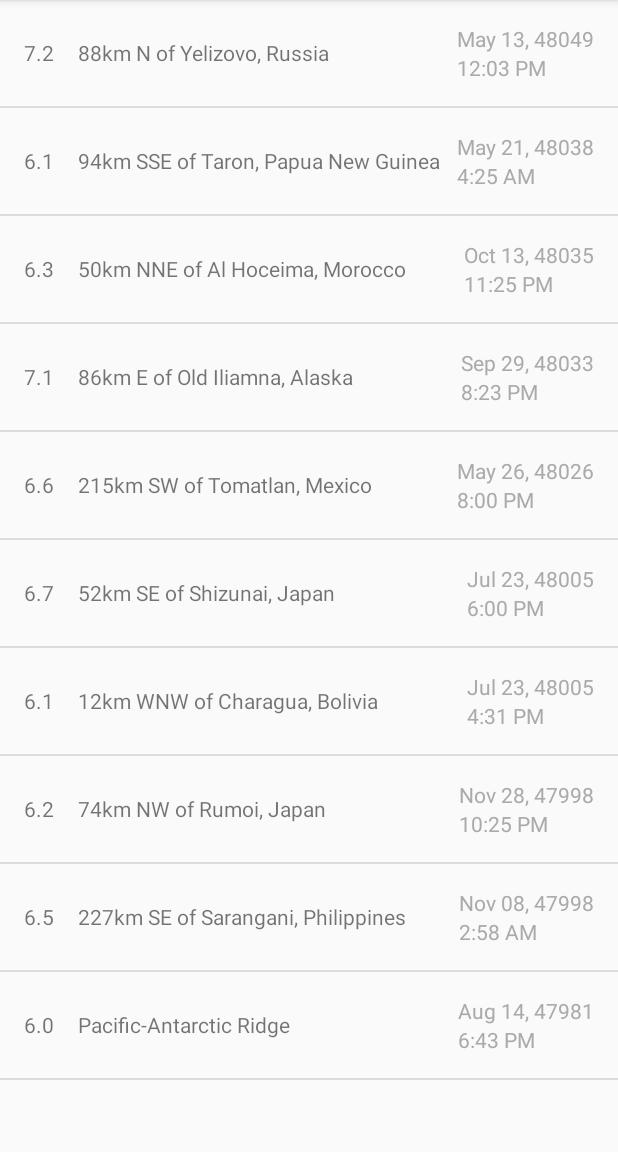
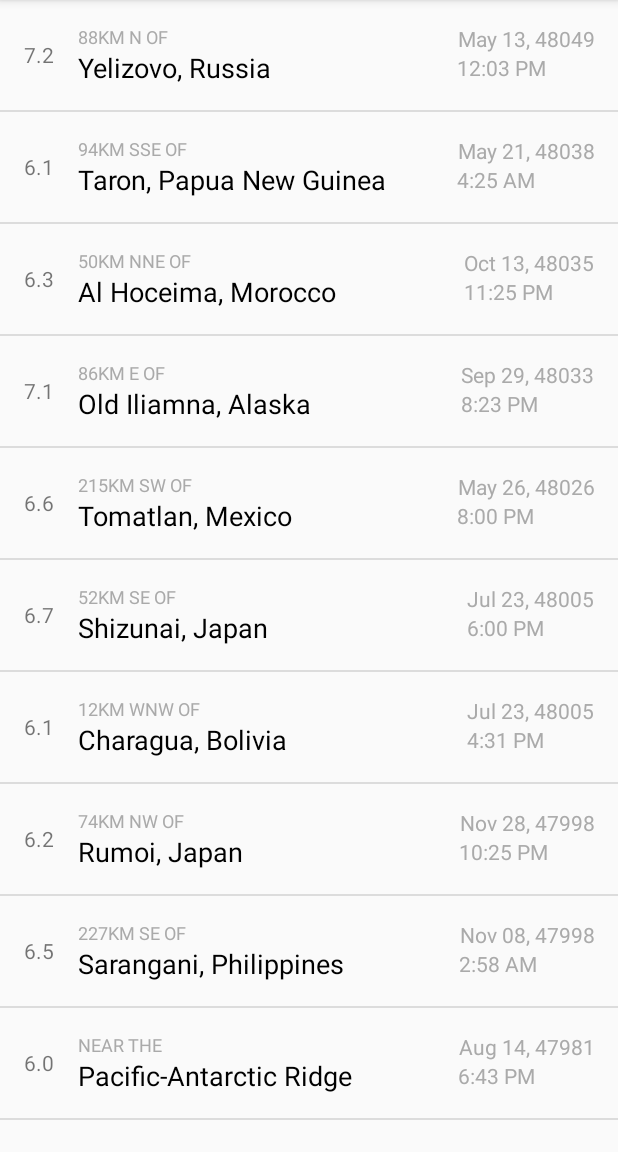
Before and after one commit to Gopikrishna19/learning-android, an Android app: the screen it shows after launch (MainActivity), on a phone screen of 412 x 824 dp, the part 84-1236 px from its top. Run offline under Robolectric (Android 15) with nearby library versions, the phone set to English and light mode, and no system bars.

Commit message:
add relative location

```diff
--- a/app/src/main/java/dev/gopikrishna19/quaker/types/Location.java
+++ b/app/src/main/java/dev/gopikrishna19/quaker/types/Location.java
@@ -5,27 +5,43 @@ import java.util.Date;
 import java.util.Locale;
 
 public class Location {
-    private static final SimpleDateFormat dateFormat = new SimpleDateFormat("MMM dd, yyyy", Locale.getDefault());
-    private static final SimpleDateFormat timeFormat = new SimpleDateFormat("h:mm a", Locale.getDefault());
+    private static final SimpleDateFormat DATE_FORMAT = new SimpleDateFormat("MMM dd, yyyy", Locale.getDefault());
+    private static final SimpleDateFormat TIME_FORMAT = new SimpleDateFormat("h:mm a", Locale.getDefault());
+    private static final String LOCATION_SEPARATOR = " of ";
+
     private String name;
+    private String relativeName;
+
     private double magnitude;
     private long dateTime;
 
     public Location(String name, double magnitude, long dateTime) {
 
-        this.name = name;
         this.magnitude = magnitude;
         this.dateTime = dateTime * 1000L;
+        setName(name);
+    }
+
+    private void setName(String name) {
+
+        if (name.contains(LOCATION_SEPARATOR)) {
+            String[] parts = name.split(LOCATION_SEPARATOR);
+            this.relativeName = parts[0] + LOCATION_SEPARATOR;
+            this.name = parts[1];
+        } else {
+            this.relativeName = "Near the ";
+            this.name = name;
+        }
     }
 
     String getDateString() {
 
-        return Location.dateFormat.format(new Date(dateTime));
+        return DATE_FORMAT.format(new Date(dateTime));
     }
 
     String getTimeString() {
 
-        return Location.timeFormat.format(new Date(dateTime));
+        return TIME_FORMAT.format(new Date(dateTime));
     }
 
     double getMagnitude() {
@@ -37,4 +53,9 @@ public class Location {
 
         return name;
     }
+
+    String getRelativeName() {
+
+        return relativeName;
+    }
 }
--- a/app/src/main/java/dev/gopikrishna19/quaker/types/LocationAdapter.java
+++ b/app/src/main/java/dev/gopikrishna19/quaker/types/LocationAdapter.java
@@ -35,6 +35,7 @@ public class LocationAdapter extends ArrayAdapter<Location> {
         ((TextView) listItem.findViewById(R.id.txtDate)).setText(location.getDateString());
         ((TextView) listItem.findViewById(R.id.txtLocation)).setText(location.getName());
         ((TextView) listItem.findViewById(R.id.txtMagnitude)).setText(String.valueOf(location.getMagnitude()));
+        ((TextView) listItem.findViewById(R.id.txtRelativeLocation)).setText(location.getRelativeName());
         ((TextView) listItem.findViewById(R.id.txtTime)).setText(location.getTimeString());
 
         return listItem;
--- a/app/src/main/res/layout/list_item_location.xml
+++ b/app/src/main/res/layout/list_item_location.xml
@@ -1,9 +1,11 @@
 <?xml version="1.0" encoding="utf-8"?>
-<LinearLayout xmlns:android="http://schemas.android.com/apk/res/android"
-              android:layout_width="match_parent"
-              android:layout_height="wrap_content"
-              android:orientation="horizontal"
-              android:padding="@dimen/activity_gutter">
+<LinearLayout
+    xmlns:android="http://schemas.android.com/apk/res/android"
+    xmlns:tools="http://schemas.android.com/tools"
+    android:layout_width="match_parent"
+    android:layout_height="wrap_content"
+    android:orientation="horizontal"
+    android:padding="@dimen/activity_gutter">
 
     <TextView
         android:id="@+id/txtMagnitude"
@@ -12,38 +14,57 @@
         android:layout_marginEnd="@dimen/activity_gutter"
         android:layout_marginRight="@dimen/activity_gutter"
         android:gravity="center_vertical"
-        android:text="@string/magnitude"/>
+        tools:text="@string/magnitude"/>
 
-    <TextView
-        android:id="@+id/txtLocation"
+    <LinearLayout
         android:layout_width="0dp"
-        android:layout_height="match_parent"
+        android:layout_height="wrap_content"
         android:layout_weight="1"
         android:gravity="center_vertical"
-        android:text="@string/location"/>
+        android:orientation="vertical">
+
+        <TextView
+            android:id="@+id/txtRelativeLocation"
+            android:layout_width="match_parent"
+            android:layout_height="wrap_content"
+            android:gravity="center_vertical"
+            android:textAllCaps="true"
+            android:textColor="@android:color/darker_gray"
+            android:textSize="12sp"
+            tools:text="@string/location"/>
+
+        <TextView
+            android:id="@+id/txtLocation"
+            android:layout_width="match_parent"
+            android:layout_height="match_parent"
+            android:gravity="center_vertical"
+            android:textColor="@android:color/black"
+            android:textSize="18sp"
+            tools:text="@string/location"/>
+
+    </LinearLayout>
 
     <LinearLayout
         android:layout_width="wrap_content"
-        android:layout_height="match_parent"
+        android:layout_height="wrap_content"
+        android:gravity="center_vertical"
         android:orientation="vertical">
 
         <TextView
             android:id="@+id/txtDate"
-            android:layout_width="match_parent"
-            android:layout_height="0dp"
-            android:layout_weight="1"
-            android:gravity="bottom"
-            android:text="@string/date"
-            android:textColor="@android:color/darker_gray"/>
+            android:layout_width="wrap_content"
+            android:layout_height="wrap_content"
+            android:gravity="end"
+            android:textColor="@android:color/darker_gray"
+            tools:text="@string/date"/>
 
         <TextView
             android:id="@+id/txtTime"
-            android:layout_width="match_parent"
-            android:layout_height="0dp"
-            android:layout_weight="1"
-            android:gravity="top"
-            android:text="@string/time"
-            android:textColor="@android:color/darker_gray"/>
+            android:layout_width="wrap_content"
+            android:layout_height="wrap_content"
+            android:gravity="end"
+            android:textColor="@android:color/darker_gray"
+            tools:text="@string/time"/>
     </LinearLayout>
 
 </LinearLayout>
```
